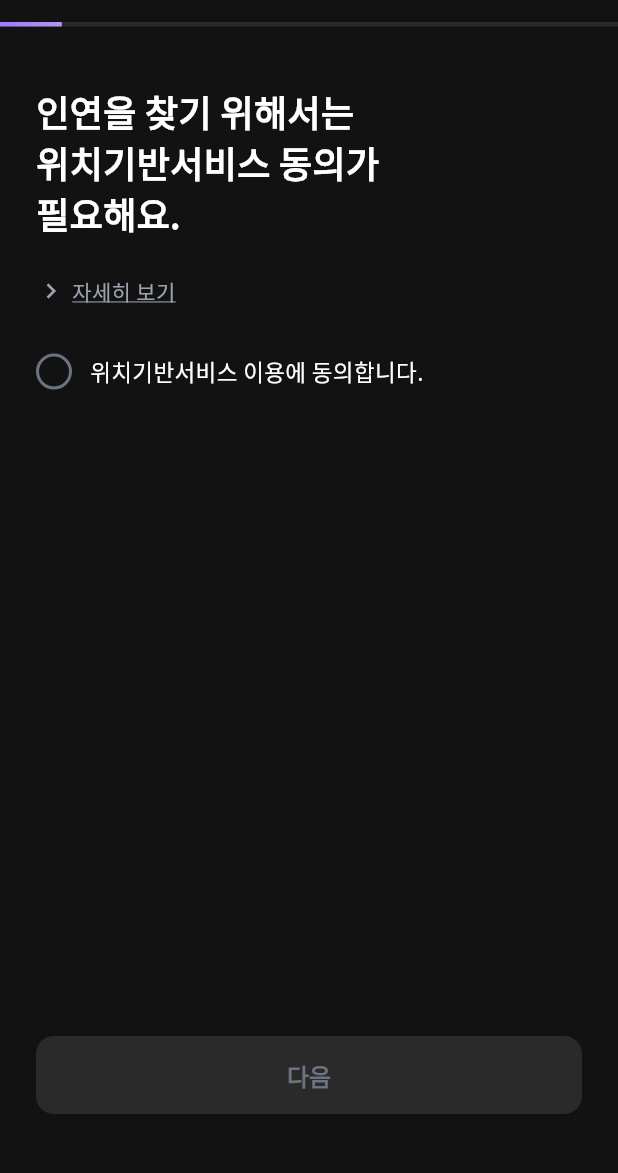
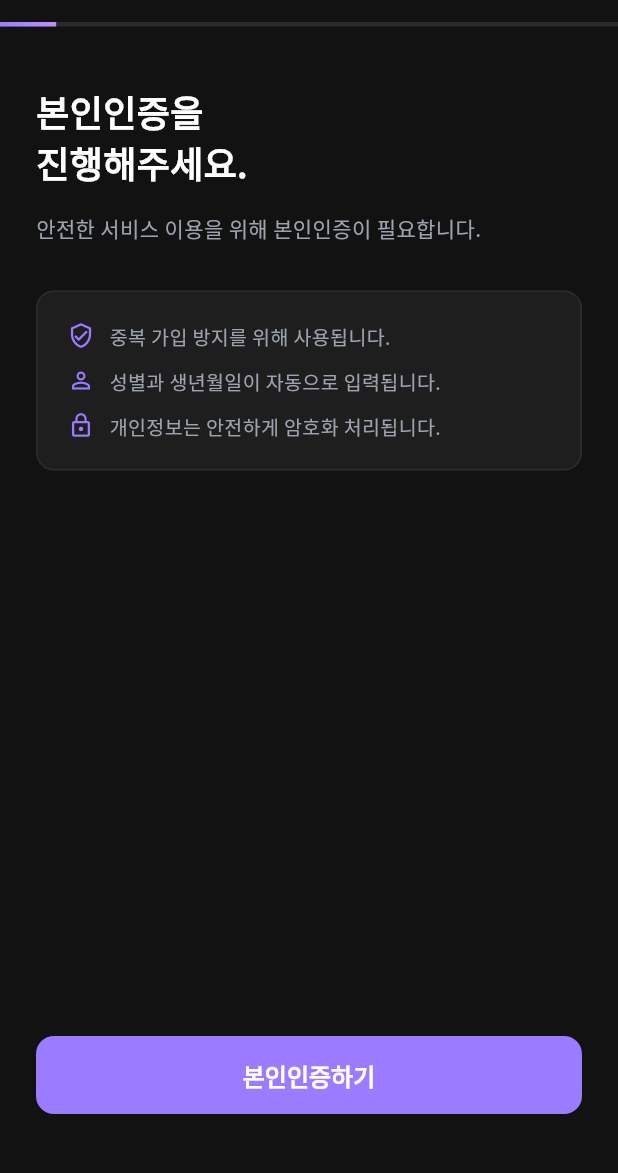
Before and after one commit to kr-Uk/itto-frontend, a Flutter app: the SignupFlowScreen screen opened by its route, on a phone screen of 412 x 824 dp, the part 62-1235 px from its top. Run offline on Flutter 3.47's test engine with Material 3 defaults, Android fonts, the phone set to English and light mode, and no system bars; our stand-ins replace cached_network_image, cloud_firestore, device_info_plus, dio, firebase_auth, firebase_core and 12 more; missing offline and left inert: flutter_background_geolocation, flutter_naver_map, kakao_flutter_sdk_user; accounts and stored records are empty; network calls fail.

Commit message:
feat: NICE PASS 본인인증 UI 및 서비스 구현
회원가입 첫 단계에 본인인증 스텝 추가, WebView 기반 NICE 인증 연동, 성별/생년월일 자동 입력 및 읽기전용 처리.
IdentityService, IdentityVerificationStep 생성, SignupProvider/FlowScreen 수정 포함.

Co-Authored-By: Claude Opus 4.6 <noreply@anthropic.com>

```diff
--- a/lib/core/network/api_exception.dart
+++ b/lib/core/network/api_exception.dart
@@ -84,6 +84,13 @@ class ApiException implements Exception {
     // 결제
     'INVALID_RECEIPT': '영수증 검증에 실패했습니다. 다시 시도해주세요.',
 
+    // 본인인증
+    'IDENTITY_ALREADY_VERIFIED': '이미 본인인증이 완료되었습니다.',
+    'IDENTITY_NOT_FOUND': '본인인증 요청을 찾을 수 없습니다.',
+    'IDENTITY_DUPLICATE_CI': '이미 가입된 본인인증 정보입니다. 다른 계정으로 로그인해주세요.',
+    'IDENTITY_VERIFICATION_FAILED': '본인인증에 실패했습니다. 다시 시도해주세요.',
+    'IDENTITY_CRYPTO_ERROR': '본인인증 처리 중 오류가 발생했습니다.',
+
     // 네트워크 (ApiClient에서 생성)
     'TIMEOUT': '서버 응답이 느립니다. 잠시 후 다시 시도해주세요.',
     'NETWORK_ERROR': '네트워크 연결을 확인해주세요.',
--- a/lib/features/auth/screens/signup/signup_flow_screen.dart
+++ b/lib/features/auth/screens/signup/signup_flow_screen.dart
@@ -11,6 +11,7 @@ import 'steps/intro_step.dart';
 import 'steps/signup_photo_step.dart';
 import 'steps/face_verification_step.dart';
 import 'steps/verification_waiting_step.dart';
+import 'steps/identity_verification_step.dart';
 import 'steps/welcome_step.dart';
 
 class SignupFlowScreen extends StatefulWidget {
@@ -24,7 +25,7 @@ class _SignupFlowScreenState extends State<SignupFlowScreen> {
   late final PageController _pageController;
   int _currentStep = 0;
 
-  static const int _totalSteps = 10;
+  static const int _totalSteps = 11;
 
   @override
   void initState() {
@@ -100,16 +101,17 @@ class _SignupFlowScreenState extends State<SignupFlowScreen> {
               controller: _pageController,
               physics: const NeverScrollableScrollPhysics(),
               children: [
-                LocationPermissionStep(onNext: _goToNextStep),   // 1. 위치 동의
-                NicknameStep(onNext: _goToNextStep),             // 2. 닉네임
-                GenderStep(onNext: _goToNextStep),               // 3. 성별
-                BirthdayStep(onNext: _goToNextStep),             // 4. 생년월일
-                HobbyStep(onNext: _goToNextStep),                // 5. 취미 선택
-                IntroStep(onNext: _goToNextStep),                // 6. 자기소개
-                SignupPhotoStep(onNext: _goToNextStep),          // 7. 프로필 사진
-                FaceVerificationStep(onNext: _goToNextStep),     // 8. 얼굴 인증
-                VerificationWaitingStep(onNext: _goToNextStep),  // 9. 승인 대기
-                const WelcomeStep(),                             // 10. 환영
+                IdentityVerificationStep(onNext: _goToNextStep), // 1. 본인인증
+                LocationPermissionStep(onNext: _goToNextStep),   // 2. 위치 동의
+                NicknameStep(onNext: _goToNextStep),             // 3. 닉네임
+                GenderStep(onNext: _goToNextStep),               // 4. 성별
+                BirthdayStep(onNext: _goToNextStep),             // 5. 생년월일
+                HobbyStep(onNext: _goToNextStep),                // 6. 취미 선택
+                IntroStep(onNext: _goToNextStep),                // 7. 자기소개
+                SignupPhotoStep(onNext: _goToNextStep),          // 8. 프로필 사진
+                FaceVerificationStep(onNext: _goToNextStep),     // 9. 얼굴 인증
+                VerificationWaitingStep(onNext: _goToNextStep),  // 10. 승인 대기
+                const WelcomeStep(),                             // 11. 환영
               ],
             ),
           ),
--- /dev/null
+++ b/lib/features/auth/screens/signup/steps/identity_verification_step.dart
@@ -0,0 +1,298 @@
+import 'dart:async';
+import 'dart:convert';
+
+import 'package:flutter/material.dart';
+import 'package:google_fonts/google_fonts.dart';
+import 'package:provider/provider.dart';
+import 'package:webview_flutter/webview_flutter.dart';
+
+import '../../../../../core/network/api_exception.dart';
+import '../../../../../core/theme/app_colors.dart';
+import '../../../../../shared/widgets/purple_button.dart';
+import '../../../providers/signup_provider.dart';
+import '../../../services/identity_service.dart';
+
+class IdentityVerificationStep extends StatefulWidget {
+  final VoidCallback onNext;
+
+  const IdentityVerificationStep({super.key, required this.onNext});
+
+  @override
+  State<IdentityVerificationStep> createState() =>
+      _IdentityVerificationStepState();
+}
+
+class _IdentityVerificationStepState extends State<IdentityVerificationStep> {
+  bool _isLoading = false;
+  String? _error;
+
+  Future<void> _startVerification() async {
+    setState(() {
+      _isLoading = true;
+      _error = null;
+    });
+
+    try {
+      final identityService = context.read<IdentityService>();
+      final result = await identityService.requestVerification();
+
+      if (!mounted) return;
+
+      // WebView 모달로 NICE 인증 페이지 열기
+      final success = await _showWebView(result.authUrl);
+
+      if (!mounted) return;
+
+      if (success == true) {
+        // 인증 결과 조회
+        await _fetchStatus();
+      }
+    } on ApiException catch (e) {
+      if (!mounted) return;
+      setState(() => _error = e.userMessage);
+    } catch (e) {
+      if (!mounted) return;
+      setState(() => _error = '본인인증 요청 중 오류가 발생했습니다.');
+    } finally {
+      if (mounted) {
+        setState(() => _isLoading = false);
+      }
+    }
+  }
+
+  Future<bool?> _showWebView(String authUrl) async {
+    return showModalBottomSheet<bool>(
+      context: context,
+      isScrollControlled: true,
+      backgroundColor: AppColors.background,
+      shape: const RoundedRectangleBorder(
+        borderRadius: BorderRadius.vertical(top: Radius.circular(16)),
+      ),
+      builder: (context) => _IdentityWebView(
+        authUrl: authUrl,
+        onResult: (success) => Navigator.of(context).pop(success),
+      ),
+    );
+  }
+
+  Future<void> _fetchStatus() async {
+    try {
+      final identityService = context.read<IdentityService>();
+      final status = await identityService.getVerificationStatus();
+
+      if (!mounted) return;
+
+      if (status.isSuccess) {
+        context.read<SignupProvider>().setIdentityResult(
+          name: status.name ?? '',
+          phone: status.phoneNumber ?? '',
+          gender: status.gender ?? '',
+          birthDate: status.birthDate ?? '',
+        );
+        widget.onNext();
+      } else {
+        setState(() => _error = '본인인증에 실패했습니다. 다시 시도해주세요.');
+      }
+    } on ApiException catch (e) {
+      if (!mounted) return;
+      setState(() => _error = e.userMessage);
+    }
+  }
+
+  @override
+  Widget build(BuildContext context) {
+    return Padding(
+      padding: const EdgeInsets.symmetric(horizontal: 24),
+      child: Column(
+        crossAxisAlignment: CrossAxisAlignment.start,
+        children: [
+          const SizedBox(height: 40),
+          Text(
+            '본인인증을\n진행해주세요.',
+            style: GoogleFonts.notoSansKr(
+              fontSize: 24,
+              fontWeight: FontWeight.w700,
+              color: AppColors.textPrimary,
+              height: 1.4,
+            ),
+          ),
+          const SizedBox(height: 16),
+          Text(
+            '안전한 서비스 이용을 위해 본인인증이 필요합니다.',
+            style: GoogleFonts.notoSansKr(
+              fontSize: 14,
+              color: AppColors.textSecondary,
+            ),
+          ),
+          const SizedBox(height: 32),
+          // 안내 박스
+          Container(
+            width: double.infinity,
+            padding: const EdgeInsets.all(20),
+            decoration: BoxDecoration(
+              color: AppColors.surface,
+              borderRadius: BorderRadius.circular(12),
+              border: Border.all(color: AppColors.divider),
+            ),
+            child: Column(
+              crossAxisAlignment: CrossAxisAlignment.start,
+              children: [
+                _InfoRow(
+                  icon: Icons.verified_user_outlined,
+                  text: '중복 가입 방지를 위해 사용됩니다.',
+                ),
+                const SizedBox(height: 12),
+                _InfoRow(
+                  icon: Icons.person_outline,
+                  text: '성별과 생년월일이 자동으로 입력됩니다.',
+                ),
+                const SizedBox(height: 12),
+                _InfoRow(
+                  icon: Icons.lock_outline,
+                  text: '개인정보는 안전하게 암호화 처리됩니다.',
+                ),
+              ],
+            ),
+          ),
+          if (_error != null) ...[
+            const SizedBox(height: 16),
+            Container(
+              width: double.infinity,
+              padding: const EdgeInsets.symmetric(horizontal: 16, vertical: 12),
+              decoration: BoxDecoration(
+                color: AppColors.error.withValues(alpha: 0.1),
+                borderRadius: BorderRadius.circular(8),
+              ),
+              child: Text(
+                _error!,
+                style: GoogleFonts.notoSansKr(
+                  fontSize: 13,
+                  color: AppColors.error,
+                ),
+              ),
+            ),
+          ],
+          const Spacer(),
+          PurpleButton(
+            text: _isLoading ? '처리 중...' : '본인인증하기',
+            enabled: !_isLoading,
+            onPressed: _startVerification,
+          ),
+          const SizedBox(height: 40),
+        ],
+      ),
+    );
+  }
+}
+
+class _InfoRow extends StatelessWidget {
+  final IconData icon;
+  final String text;
+
+  const _InfoRow({required this.icon, required this.text});
+
+  @override
+  Widget build(BuildContext context) {
+    return Row(
+      crossAxisAlignment: CrossAxisAlignment.start,
+      children: [
+        Icon(icon, size: 18, color: AppColors.primary),
+        const SizedBox(width: 10),
+        Expanded(
+          child: Text(
+            text,
+            style: GoogleFonts.notoSansKr(
+              fontSize: 13,
+              color: AppColors.textSecondary,
+              height: 1.4,
+            ),
+          ),
+        ),
+      ],
+    );
+  }
+}
+
+class _IdentityWebView extends StatefulWidget {
+  final String authUrl;
+  final void Function(bool success) onResult;
+
+  const _IdentityWebView({
+    required this.authUrl,
+    required this.onResult,
+  });
+
+  @override
+  State<_IdentityWebView> createState() => _IdentityWebViewState();
+}
+
+class _IdentityWebViewState extends State<_IdentityWebView> {
+  late final WebViewController _controller;
+
+  @override
+  void initState() {
+    super.initState();
+    _controller = WebViewController()
+      ..setJavaScriptMode(JavaScriptMode.unrestricted)
+      ..addJavaScriptChannel(
+        'IttoIdentity',
+        onMessageReceived: (message) {
+          _handleMessage(message.message);
+        },
+      )
+      ..setNavigationDelegate(NavigationDelegate(
+        onNavigationRequest: (request) {
+          // PASS 앱 등 외부 앱 URL 스킴 허용
+          final url = request.url;
+          if (url.startsWith('http://') || url.startsWith('https://')) {
+            return NavigationDecision.navigate;
+          }
+          return NavigationDecision.prevent;
+        },
+      ))
+      ..loadRequest(Uri.parse(widget.authUrl));
+  }
+
+  void _handleMessage(String message) {
+    try {
+      final data = jsonDecode(message) as Map<String, dynamic>;
+      final status = data['status'] as String?;
+      widget.onResult(status == 'success');
+    } catch (_) {
+      widget.onResult(false);
+    }
+  }
+
+  @override
+  Widget build(BuildContext context) {
+    return SizedBox(
+      height: MediaQuery.of(context).size.height * 0.9,
+      child: Column(
+        children: [
+          // 핸들 바
+          Container(
+            margin: const EdgeInsets.only(top: 12, bottom: 8),
+            width: 40,
+            height: 4,
+            decoration: BoxDecoration(
+              color: AppColors.textTertiary,
+              borderRadius: BorderRadius.circular(2),
+            ),
+          ),
+          // 닫기 버튼
+          Align(
+            alignment: Alignment.centerRight,
+            child: IconButton(
+              icon: const Icon(Icons.close, color: AppColors.textPrimary),
+              onPressed: () => widget.onResult(false),
+            ),
+          ),
+          // WebView
+          Expanded(
+            child: WebViewWidget(controller: _controller),
+          ),
+        ],
+      ),
+    );
+  }
+}
--- /dev/null
+++ b/lib/features/auth/services/identity_service.dart
@@ -0,0 +1,64 @@
+import '../../../core/network/api_client.dart';
+
+class IdentityService {
+  final ApiClient _client;
+
+  IdentityService(this._client);
+
+  Future<IdentityRequestResult> requestVerification() async {
+    final json = await _client.post('/identity/request');
+    final data = json['data'] as Map<String, dynamic>? ?? json;
+    return IdentityRequestResult.fromJson(data);
+  }
+
+  Future<IdentityStatusResult> getVerificationStatus() async {
+    final json = await _client.get('/identity/status');
+    final data = json['data'] as Map<String, dynamic>? ?? json;
+    return IdentityStatusResult.fromJson(data);
+  }
+}
+
+class IdentityRequestResult {
+  final String requestNo;
+  final String authUrl;
+
+  const IdentityRequestResult({
+    required this.requestNo,
+    required this.authUrl,
+  });
+
+  factory IdentityRequestResult.fromJson(Map<String, dynamic> json) {
+    return IdentityRequestResult(
+      requestNo: json['requestNo'] as String,
+      authUrl: json['authUrl'] as String,
+    );
+  }
+}
+
+class IdentityStatusResult {
+  final String status;
+  final String? name;
+  final String? gender;
+  final String? birthDate;
+  final String? phoneNumber;
+
+  const IdentityStatusResult({
+    required this.status,
+    this.name,
+    this.gender,
+    this.birthDate,
+    this.phoneNumber,
+  });
+
+  factory IdentityStatusResult.fromJson(Map<String, dynamic> json) {
+    return IdentityStatusResult(
+      status: json['status'] as String,
+      name: json['name'] as String?,
+      gender: json['gender'] as String?,
+      birthDate: json['birthDate'] as String?,
+      phoneNumber: json['phoneNumber'] as String?,
+    );
+  }
+
+  bool get isSuccess => status == 'SUCCESS';
+}
--- a/lib/main.dart
+++ b/lib/main.dart
@@ -33,6 +33,7 @@ import 'core/services/fcm_service.dart';
 import 'core/services/background_location_handler.dart';
 import 'features/auth/services/auth_service.dart';
 import 'features/auth/services/firebase_auth_service.dart';
+import 'features/auth/services/identity_service.dart';
 import 'features/auth/services/signup_service.dart';
 import 'features/auth/providers/auth_provider.dart';
 import 'features/auth/providers/signup_provider.dart';
@@ -123,6 +124,10 @@ void main() async {
             tokenStorage: tokenStorage,
           ),
         ),
+        /// 본인인증 서비스 Provider
+        Provider<IdentityService>(
+          create: (_) => IdentityService(apiClient),
+        ),
         /// 회원가입 과정 데이터를 관리하는 Provider
         ChangeNotifierProvider(
           create: (_) => SignupProvider(
--- a/pubspec.yaml
+++ b/pubspec.yaml
@@ -31,6 +31,7 @@ dependencies:
   flutter_dotenv: ^5.2.1
   flutter_naver_map: ^1.3.0
   url_launcher: ^6.3.2
+  webview_flutter: ^4.10.0
   package_info_plus: ^9.0.0
   share_plus: ^12.0.1
   firebase_storage: ^12.4.10
```
Also changed, not shown: lib/features/auth/providers/signup_provider.dart (+29 -0 lines), lib/features/auth/screens/signup/steps/birthday_step.dart (+15 -2 lines), lib/features/auth/screens/signup/steps/gender_step.dart (+20 -3 lines), 1 other file.
